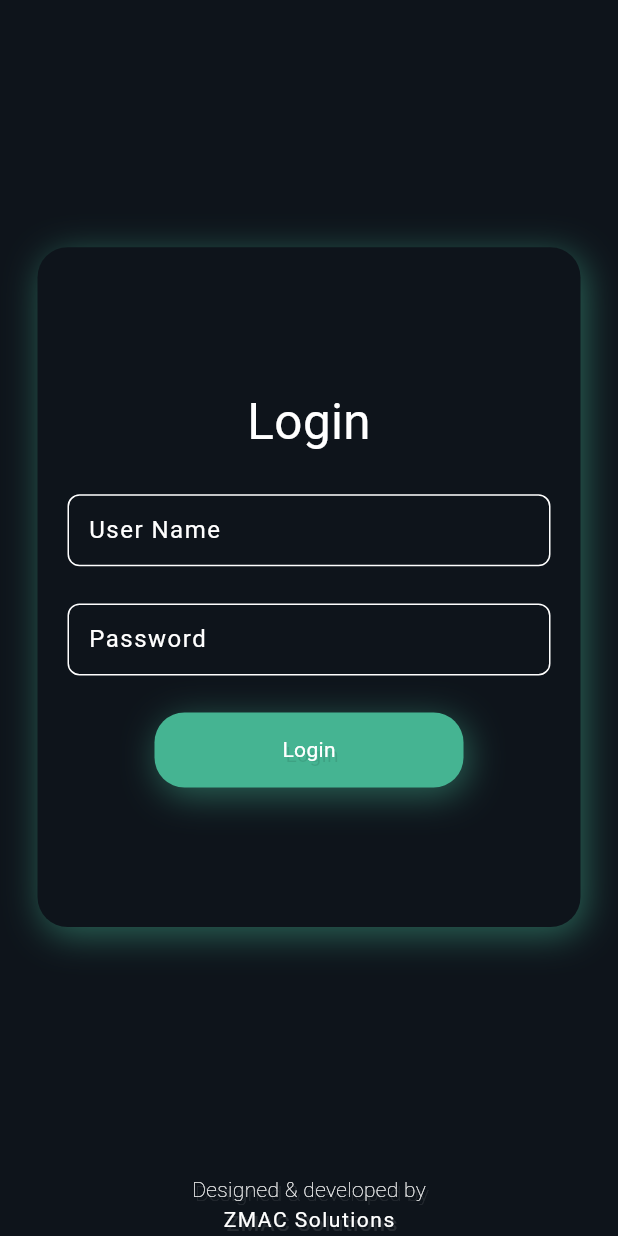
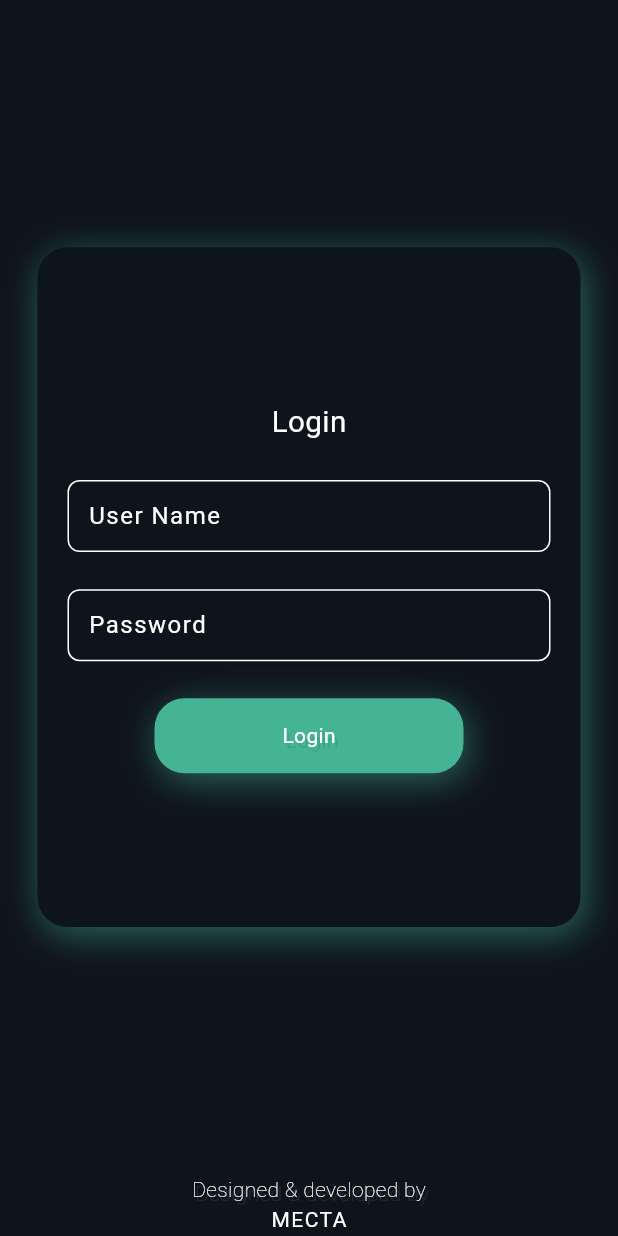
Before and after one commit to mohammedakbark/biz_grit, a Flutter app: the screen it shows after launch, on a phone screen of 412 x 824 dp. Run offline on Flutter 3.47's test engine with Material 3 defaults, Android fonts, the phone set to English and light mode, and no system bars; our stand-ins replace firebase_auth, firebase_core, google_fonts, hive_flutter, solar_icons; missing offline and left inert: animated_snack_bar, firebase_cloud_firestore, swipeable_tile; accounts and stored records are empty; Roboto replaces fonts that are missing (Rationale).

Commit message:
version 1.2

```diff
--- a/lib/core/constant/dimensions.dart
+++ b/lib/core/constant/dimensions.dart
@@ -13,19 +13,19 @@ class AppDimensions {
   static double fontSizeExtraSmall(
     BuildContext context,
   ) =>
-      responsiveTextSize(context, .02); //14.0;
+      responsiveTextSize(context, .006); //14.0;
   static double fontSizeSmall(BuildContext context) =>
-      responsiveTextSize(context, .04); //16.0;
+      responsiveTextSize(context, .007); //16.0;
   static double fontSizeDefault(BuildContext context) =>
-      responsiveTextSize(context, .05); // 18.0;
+      responsiveTextSize(context, .008); // 18.0;
   static double fontSizeLarge(BuildContext context) =>
-      responsiveTextSize(context, .06); //20.0;
+      responsiveTextSize(context, .009); //20.0;
   static double fontSizeExtraLarge(BuildContext context) =>
-      responsiveTextSize(context, .065); //28.0;
+      responsiveTextSize(context, .01); //28.0;
   static double fontSizeOverLarge(BuildContext context) =>
-      responsiveTextSize(context, .08); // 34.0;
+      responsiveTextSize(context, .012); // 34.0;
   static double fontSizeMaxLarge(BuildContext context) =>
-      responsiveTextSize(context, .14); //45.0;
+      responsiveTextSize(context, .03); //45.0;
 
   static const double paddingSizeExtraSmall = 5.0;
   static const double paddingSizeSmall = 10.0;
--- a/lib/core/utils/responsive_text_size.dart
+++ b/lib/core/utils/responsive_text_size.dart
@@ -5,11 +5,11 @@ double responsiveTextSize(BuildContext context, double scaleFactor) {
   double screenHeight = MediaQuery.of(context).size.height;
 
   // Choose the basis for scaling. You can base it on width or height.
-    double basis = screenWidth < screenHeight ? screenWidth : screenHeight;
+  double basis = screenHeight + screenHeight;
+  // screenWidth < screenHeight ? screenWidth : screenHeight;
 
   return basis * scaleFactor;
 }
-
 
 double responsivePadding(BuildContext context, double scaleFactor) {
   return MediaQuery.of(context).size.width * scaleFactor;
@@ -19,7 +19,8 @@ double responsiveRadius(BuildContext context, double scaleFactor) {
   return MediaQuery.of(context).size.width * scaleFactor;
 }
 
-double responsiveAspectRatio(BuildContext context, double widthFactor, double heightFactor) {
+double responsiveAspectRatio(
+    BuildContext context, double widthFactor, double heightFactor) {
   double width = MediaQuery.of(context).size.width * widthFactor;
   double height = MediaQuery.of(context).size.height * heightFactor;
   return width / height;
--- a/lib/screens/home/home_screen.dart
+++ b/lib/screens/home/home_screen.dart
@@ -122,6 +122,8 @@ class HomeScreen extends StatelessWidget {
                                   );
                                 }
                                 return Column(
+                                  mainAxisSize: MainAxisSize.max,
+                                  mainAxisAlignment: MainAxisAlignment.center,
                                   children: [
                                     customeSpacer(context, height: .01),
                                     SizedBox(
--- a/lib/widgets/developer_view.dart
+++ b/lib/widgets/developer_view.dart
@@ -15,9 +15,8 @@ Widget deveView(BuildContext context) => SizedBox(
               fontWeight: FontWeight.w100),
         ),
         Text(
-          'ZMAC Solutions',
-          style: AppStyle.robotoStyle(
-              color: AppColors.white, enableShadow: true, letterSpacing: 1),
+          'MECTA',
+          style: AppStyle.robotoStyle(color: AppColors.white, letterSpacing: 1),
         )
       ],
     ));
```
Lines whose indentation alone changed are shown as unchanged.
